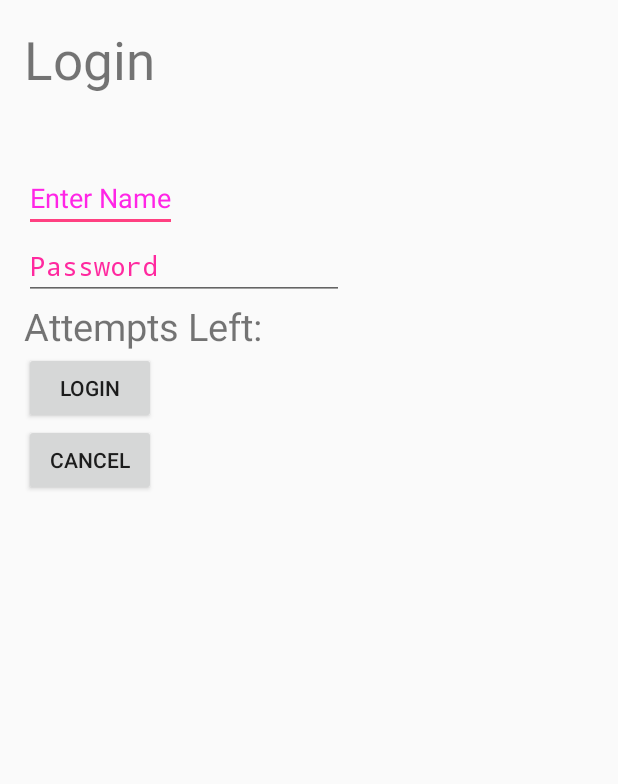
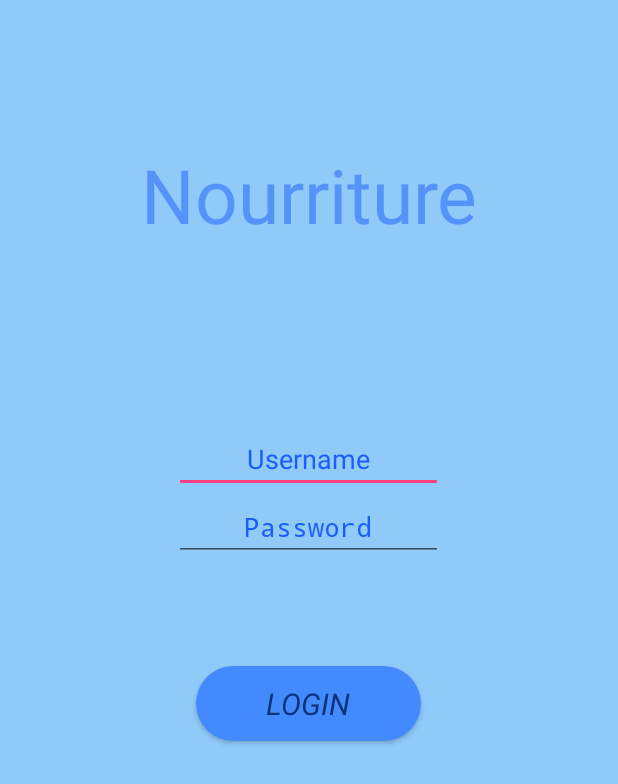
Before and after one commit to Aseyth/SoftwareTrainingAndroid, an Android app: the screen it shows after launch (MainActivity), on a phone screen of 412 x 824 dp. Shown: the top 784 px of the screen. Run offline under Robolectric (Android 15) with nearby library versions, the phone set to English and light mode, and no system bars.

```diff
--- a/Food/app/src/main/AndroidManifest.xml
+++ b/Food/app/src/main/AndroidManifest.xml
@@ -27,10 +27,6 @@
         </activity>
 
         <activity
-            android:name=".LoginPage" >
-        </activity>
-
-        <activity
             android:name=".MainPage" >
         </activity>
 
--- a/Food/app/src/main/java/com/example/ung/food/MainActivity.java
+++ b/Food/app/src/main/java/com/example/ung/food/MainActivity.java
@@ -39,10 +39,6 @@ public class MainActivity extends Activity {
         ed1=(EditText)findViewById(R.id.editText);
         ed2=(EditText)findViewById(R.id.editText2);
 
-        b2=(Button)findViewById(R.id.button2);
-        tx1=(TextView)findViewById(R.id.textView3);
-        tx1.setVisibility(View.GONE);
-
         b1.setOnClickListener(new View.OnClickListener() {
             @Override
             public void onClick(View v) {
@@ -56,25 +52,10 @@ public class MainActivity extends Activity {
                 }
                 else{
                     Toast.makeText(getApplicationContext(), "Wrong Credentials",Toast.LENGTH_SHORT).show();
-
-                    tx1.setVisibility(View.VISIBLE);
-                    tx1.setBackgroundColor(Color.RED);
-                    counter--;
-                    tx1.setText(Integer.toString(counter));
-
-                    if (counter == 0) {
-                        b1.setEnabled(false);
-                    }
                 }
             }
         });
 
-        b2.setOnClickListener(new View.OnClickListener() {
-            @Override
-            public void onClick(View v) {
-                finish();
-            }
-        });
     }
 
     @Override
--- a/Food/app/src/main/java/com/example/ung/food/MainPage.java
+++ b/Food/app/src/main/java/com/example/ung/food/MainPage.java
@@ -130,7 +130,7 @@ public class MainPage extends AppCompatActivity{
         {
             codeLeanChapter chapter = new codeLeanChapter();
             chapter.chapterName = recipeList.get(i).getName();
-            chapter.chapterDescription = "This is the recipe for the dish "+i;
+            chapter.chapterDescription = recipeList.get(i).getDescription();
             codeLeanChaptersList.add(chapter);
         }
 
--- /dev/null
+++ b/Food/app/src/main/res/drawable/buttonshape.xml
@@ -0,0 +1,13 @@
+<?xml version="1.0" encoding="utf-8"?>
+<shape xmlns:android="http://schemas.android.com/apk/res/android" android:shape="rectangle" >
+    <corners
+        android:radius="1000dp"
+        />
+    <solid
+        android:color="#448aff"
+        />
+    <size
+        android:width="150dp"
+        android:height="60dp"
+        />
+</shape>
--- a/Food/app/src/main/res/layout/login_page.xml
+++ b/Food/app/src/main/res/layout/login_page.xml
@@ -8,33 +8,46 @@
     android:paddingRight="@dimen/activity_horizontal_margin"
     android:paddingTop="@dimen/activity_vertical_margin"
     android:paddingBottom="@dimen/activity_vertical_margin"
-    tools:context=".MainActivity">
+    tools:context=".MainActivity"
+    android:background="#90caf9"
+    android:weightSum="1">
 
-    <TextView android:text="Login" android:layout_width="wrap_content"
+    <TextView
+        android:layout_width="240dp"
         android:layout_height="wrap_content"
-        android:id="@+id/textview"
-        android:textSize="35dp"
-        android:layout_alignParentTop="true"
-        android:layout_centerHorizontal="true" />
+        android:textAppearance="?android:attr/textAppearanceLarge"
+        android:text="Nourriture"
+        android:id="@+id/textView"
+        android:layout_gravity="center_horizontal"
+        android:layout_marginTop="80dp"
+        android:textColor="#1a5dfb"
+        android:password="false"
+        android:phoneNumber="false"
+        android:gravity="center_horizontal"
+        android:textSize="50dp"
+        android:alpha="0.5" />
 
     <EditText
-        android:layout_width="wrap_content"
+        android:layout_width="179dp"
         android:layout_height="wrap_content"
         android:id="@+id/editText"
-        android:hint="Enter Name"
+        android:hint="Username"
         android:focusable="true"
         android:textColorHighlight="#ff7eff15"
-        android:textColorHint="#ffff25e6"
-        android:layout_marginTop="46dp"
+        android:textColorHint="#1a5dfb"
         android:layout_below="@+id/imageView"
         android:layout_alignParentLeft="true"
         android:layout_alignParentStart="true"
         android:layout_alignParentRight="true"
-        android:layout_alignParentEnd="true" />
+        android:layout_alignParentEnd="true"
+        android:layout_gravity="center_horizontal"
+        android:layout_marginTop="120dp"
+        android:gravity="center_horizontal"
+        android:textColor="#1a5dfb" />
 
 
     <EditText
-        android:layout_width="wrap_content"
+        android:layout_width="179dp"
         android:layout_height="wrap_content"
         android:inputType="textPassword"
         android:ems="10"
@@ -44,48 +57,27 @@
         android:layout_alignParentStart="true"
         android:layout_alignRight="@+id/editText"
         android:layout_alignEnd="@+id/editText"
-        android:textColorHint="#ffff299f"
-        android:hint="Password" />
-
-    <TextView
-        android:layout_width="wrap_content"
-        android:layout_height="wrap_content"
-        android:text="Attempts Left:"
-        android:id="@+id/textView2"
-        android:layout_below="@+id/editText2"
-        android:layout_alignParentLeft="true"
-        android:layout_alignParentStart="true"
-        android:textSize="25dp" />
-
-    <TextView
-        android:layout_width="wrap_content"
-        android:layout_height="wrap_content"
-        android:text="New Text"
-        android:id="@+id/textView3"
-        android:layout_alignTop="@+id/textView2"
-        android:layout_alignParentRight="true"
-        android:layout_alignParentEnd="true"
-        android:layout_alignBottom="@+id/textView2"
-        android:layout_toEndOf="@+id/textview"
-        android:textSize="25dp"
-        android:layout_toRightOf="@+id/textview" />
+        android:textColorHint="#1a5dfb"
+        android:hint="Password"
+        android:layout_gravity="center_horizontal"
+        android:gravity="center_horizontal"
+        android:textColor="#1a5dfb"
+        android:layout_marginTop="0dp" />
 
     <Button
-        android:layout_width="wrap_content"
-        android:layout_height="wrap_content"
-        android:text="login"
         android:id="@+id/button"
-        android:layout_alignParentBottom="true"
-        android:layout_toLeftOf="@+id/textview"
-        android:layout_toStartOf="@+id/textview" />
+        android:text="Login"
+        android:textColor="#0b3478"
+        android:textSize="20dp"
 
-    <Button
-        android:layout_width="wrap_content"
-        android:layout_height="wrap_content"
-        android:text="Cancel"
-        android:id="@+id/button2"
-        android:layout_alignParentBottom="true"
-        android:layout_toRightOf="@+id/textview"
-        android:layout_toEndOf="@+id/textview" />
+        android:layout_width="150dp"
+        android:layout_height="50dp"
+        android:background="@drawable/buttonshape"
+        android:layout_gravity="bottom|center_horizontal"
+        android:textStyle="italic"
+        android:fontFamily="@string/abc_capital_off"
+        android:layout_weight="0"
+        android:layout_marginTop="70dp" />
+
 
 </LinearLayout>
```
Also changed, not shown: Food/app/src/main/java/com/example/ung/food/Ingredient.java (added, +17 -0 lines), Food/app/src/main/java/com/example/ung/food/JsonParser.java (+64 -3 lines), Food/app/src/main/java/com/example/ung/food/LoginPage.java (deleted, +0 -98 lines), Food/app/src/main/java/com/example/ung/food/Product.java (added, +18 -0 lines), Food/app/src/main/java/com/example/ung/food/Recipe.java (+29 -0 lines).
